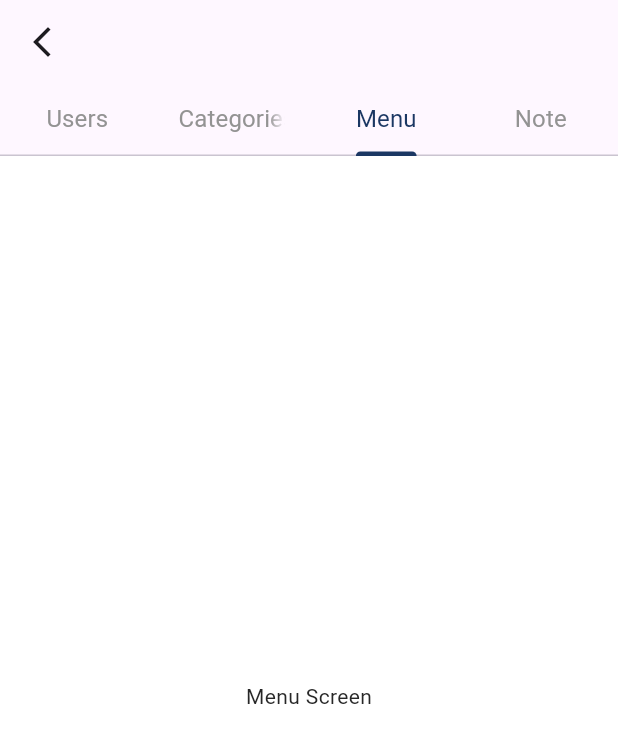
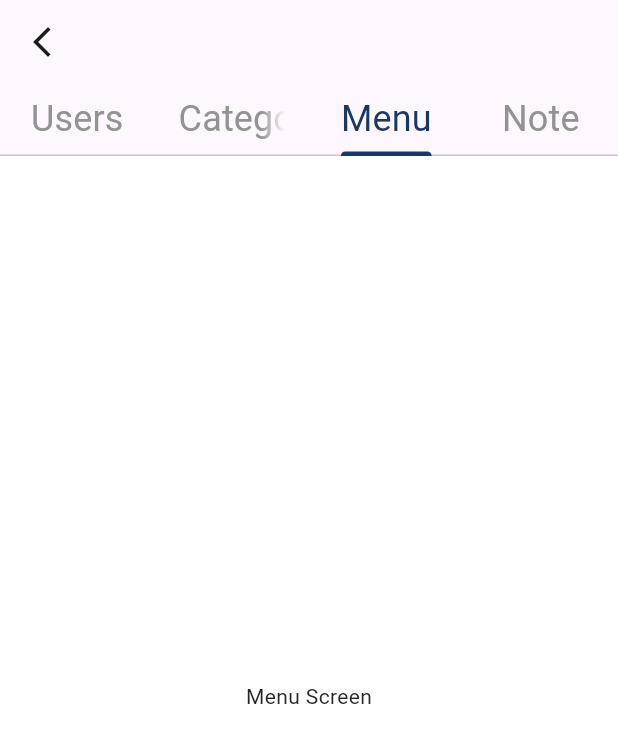
Before and after one commit to kooo12/Restaurant_POS, a Flutter app: the screen it shows after launch, tab 3 chosen, after a tap on the "arrow back ios new" icon, on a phone screen of 412 x 824 dp. Shown: the top 743 px of the screen. Run offline on Flutter 3.47's test engine with Material 3 defaults, Android fonts, the light colour scheme and no system bars; our stand-ins replace get.

Commit message:
category

```diff
--- a/lib/app.dart
+++ b/lib/app.dart
@@ -1,5 +1,6 @@
 import 'package:flutter/material.dart';
-import 'package:restruant_pos/category_confi.dart';
+import 'package:get/get.dart';
+import 'package:restruant_pos/home_screen.dart';
 import 'package:restruant_pos/utils/constant/texts_strings.dart';
 import 'package:restruant_pos/utils/theme/theme.dart';
 
@@ -8,13 +9,13 @@ class App extends StatelessWidget {
 
   @override
   Widget build(BuildContext context) {
-    return MaterialApp(
+    return GetMaterialApp(
       title: TpsTexts.appName,
       themeMode: ThemeMode.system,
       theme: TpsTheme.lightTheme,
       darkTheme: TpsTheme.darkTheme,
       debugShowCheckedModeBanner: false,
-      home: const CategoryConfigation(),
+      home: const HomeScreen(),
     );
   }
 }
--- /dev/null
+++ b/lib/features/configuaration/screen/category_configuration.dart
@@ -0,0 +1,32 @@
+import 'package:flutter/material.dart';
+import 'package:get/get.dart';
+import 'package:restruant_pos/features/configuaration/controller/category_controller.dart';
+import 'package:restruant_pos/features/configuaration/widgets/category_form.dart';
+import 'package:restruant_pos/features/configuaration/widgets/category_list.dart';
+import 'package:restruant_pos/utils/constant/sizes.dart';
+
+class CategoriesConfiguration extends StatelessWidget {
+  const CategoriesConfiguration({super.key});
+
+  @override
+  Widget build(BuildContext context) {
+    final controller = Get.put(CategoryController());
+    return Scaffold(
+      body: Padding(
+        padding: const EdgeInsets.symmetric(
+            horizontal: TpsSizes.md, vertical: TpsSizes.defaultSpace),
+        child: Row(
+          mainAxisAlignment: MainAxisAlignment.spaceEvenly,
+          children: [
+            // Form Field
+            CategoryFormField(controller: controller,),
+
+            // Category ListView
+            CategoryList( controller: controller,
+                )
+          ],
+        ),
+      ),
+    );
+  }
+}
--- /dev/null
+++ b/lib/features/configuaration/widgets/category_form.dart
@@ -0,0 +1,52 @@
+import 'package:flutter/material.dart';
+import 'package:get/get.dart';
+import 'package:restruant_pos/features/configuaration/controller/category_controller.dart';
+import 'package:restruant_pos/utils/constant/colors.dart';
+import 'package:restruant_pos/utils/constant/sizes.dart';
+import 'package:restruant_pos/utils/constant/texts_strings.dart';
+import 'package:restruant_pos/utils/validators/validation.dart';
+
+class CategoryFormField extends StatelessWidget {
+   const CategoryFormField({
+    super.key, required this.controller,
+  });
+final CategoryController controller;
+  @override
+  Widget build(BuildContext context) {
+    return SizedBox(
+      width: 300,
+      child: Form(
+        key: controller.categoryFormKey,
+        child: Column(
+        children: [
+          TextFormField(
+            controller: controller.categoryName,
+            validator: (value){return TpsValidator.validateEmptyText('Category Name', value);},
+            decoration: const InputDecoration(
+              label: Text(TpsTexts.categoryLabel)
+            ),
+          ),
+          const SizedBox(height: TpsSizes.spaceBtwInputFields,),
+          TextFormField(
+            controller: controller.remark,
+            decoration: const InputDecoration(
+              label: Text(TpsTexts.remark)
+            ),
+          ),
+          const SizedBox(height: TpsSizes.spaceBtwInputFields,),
+          Row(
+            children: [
+              Obx(() => Checkbox(value: controller.checkboxValue.value, onChanged: (value){controller.checkboxValue.value = value!;})),
+              Text('Active',style: Theme.of(context).textTheme.bodyLarge,),
+            ],
+          ),
+          const SizedBox(height: TpsSizes.spaceBtwItems,),
+          SizedBox(
+            width: double.infinity,
+            child: ElevatedButton(onPressed: () => controller.addCategory()
+            , child: Text('Add Category',style: Theme.of(context).textTheme.bodyMedium!.copyWith(color: TpsColors.white),)))
+        ],
+      )),
+    );
+  }
+}
--- /dev/null
+++ b/lib/features/configuaration/widgets/category_list.dart
@@ -0,0 +1,46 @@
+import 'package:flutter/material.dart';
+import 'package:get/get.dart';
+import 'package:restruant_pos/features/configuaration/controller/category_controller.dart';
+import 'package:restruant_pos/features/configuaration/widgets/update_dialog.dart';
+import 'package:restruant_pos/utils/helpers/helper_functions.dart';
+
+class CategoryList extends StatelessWidget {
+  const CategoryList({
+    super.key,
+    required this.controller,
+  });
+
+  final CategoryController controller;
+
+  @override
+  Widget build(BuildContext context) {
+    return SizedBox(
+      width: TpsHelperFunctions.screenWidth() * 0.6,
+      child: Obx(
+        () => ListView.builder(
+            itemCount: controller.categories.length,
+            itemBuilder: (context, index) {
+              return GestureDetector(
+                onTap: () {
+                  controller.categoryName.text = controller.categories[index];
+                  updateCategory(controller.categories[index], controller,index);
+                },
+                child: Card(
+                    child: ListTile(
+                  title: Text(controller.categories[index]),
+                  trailing: IconButton(
+                      onPressed: () => TpsHelperFunctions.showAlert(
+                          'Delete?',
+                          'Are you sure, you want to delete?',
+                          () => controller.deleteCategory(index)),
+                      icon: const Icon(
+                        Icons.delete,
+                        color: Colors.red,
+                      )),
+                )),
+              );
+            }),
+      ),
+    );
+  }
+}
--- a/lib/category_confi.dart
+++ b/lib/home_screen.dart
@@ -1,9 +1,11 @@
 import 'package:flutter/material.dart';
+import 'package:restruant_pos/features/configuaration/screen/category_configuration.dart';
 import 'package:restruant_pos/utils/constant/colors.dart';
+import 'package:restruant_pos/utils/constant/sizes.dart';
 import 'package:restruant_pos/utils/helpers/helper_functions.dart';
 
-class CategoryConfigation extends StatelessWidget {
-  const CategoryConfigation({super.key});
+class HomeScreen extends StatelessWidget {
+  const HomeScreen({super.key});
 
   @override
   Widget build(BuildContext context) {
@@ -13,11 +15,12 @@ class CategoryConfigation extends StatelessWidget {
       length: 4,
       child: Scaffold(
         appBar: AppBar(
-          leading: IconButton(onPressed: (){}, icon: Icon(Icons.arrow_back_ios_new)),
+          leading: IconButton(onPressed: (){}, icon: const Icon(Icons.arrow_back_ios_new)), // Leading is temporary
           bottom: TabBar(
-          indicatorColor: TpsColors.primary,
-          unselectedLabelColor: TpsColors.darkGrey,
+          indicatorColor: dark ? TpsColors.blue : TpsColors.primary,
+          unselectedLabelColor:TpsColors.darkGrey,
           labelColor: dark ? TpsColors.white : TpsColors.primary,
+          labelStyle: const TextStyle(fontSize: TpsSizes.lg),
           tabs: const <Widget>[
             Tab(
               text: 'Users',
@@ -34,7 +37,7 @@ class CategoryConfigation extends StatelessWidget {
           ],),),
           body: const TabBarView(children: <Widget>[
             Center(child: Text('UserScreen'),),
-            Center(child: Text('CategoryConfi'),),
+            CategoriesConfiguration(),
             Center(child: Text('Menu Screen'),),
             Center(child: Text('Note Screen'),),
           ]),
--- a/lib/utils/constant/colors.dart
+++ b/lib/utils/constant/colors.dart
@@ -20,6 +20,12 @@ class TpsColors{
   static const Color buttonSecondary = Color(0xFF6C757D);
   static const Color buttonDisabled = Color(0xFFC4C4C4);
 
+    // Error and validation colors
+  static const Color error = Color(0xFFD32F2F);
+  static const Color success = Color(0xFF388E3C);
+  static const Color warning = Color(0xFFF57C00);
+  static const Color info = Color(0xFF1976D2);
+
   // Neutral Shades
   static const Color black = Color(0xFF232323);
   static const Color darkerGrey = Color(0xFF4F4F4F);
--- a/lib/utils/constant/texts_strings.dart
+++ b/lib/utils/constant/texts_strings.dart
@@ -1,3 +1,6 @@
 class TpsTexts {
   static const String appName = 'TPS POS System';
+
+  static const String categoryLabel = 'Category Name';
+  static const String remark = 'Remark';
 }
--- a/lib/utils/theme/theme.dart
+++ b/lib/utils/theme/theme.dart
@@ -1,6 +1,8 @@
 import 'package:flutter/material.dart';
 import 'package:restruant_pos/utils/constant/colors.dart';
+import 'package:restruant_pos/utils/theme/widgets_theme/checkbox_theme.dart';
 import 'package:restruant_pos/utils/theme/widgets_theme/elevated_button_theme.dart';
+import 'package:restruant_pos/utils/theme/widgets_theme/text_field_theme.dart';
 import 'package:restruant_pos/utils/theme/widgets_theme/text_theme.dart';
 
 class TpsTheme {
@@ -13,6 +15,8 @@ class TpsTheme {
     textTheme: TpsTextTheme.lightTextTheme,
     scaffoldBackgroundColor: TpsColors.white,
     elevatedButtonTheme: TpsElevatedButtonTheme.lightElevatedButtonTheme,
+    inputDecorationTheme: TpsTextFormFieldTheme.lightInputDecorationTheme,
+    checkboxTheme: TpsCheckboxTheme.lightCheckboxTheme
   );
 
   static ThemeData darkTheme = ThemeData(
@@ -22,5 +26,7 @@ class TpsTheme {
     textTheme: TpsTextTheme.darkTextTheme,
     scaffoldBackgroundColor: TpsColors.dark,
     elevatedButtonTheme: TpsElevatedButtonTheme.darkElevatedButtonTheme,
+    inputDecorationTheme: TpsTextFormFieldTheme.darkInputDecorationTheme,
+    checkboxTheme: TpsCheckboxTheme.darkCheckboxTheme
   );
 }
--- /dev/null
+++ b/lib/utils/theme/widgets_theme/checkbox_theme.dart
@@ -0,0 +1,48 @@
+import 'package:flutter/material.dart';
+import 'package:restruant_pos/utils/constant/colors.dart';
+import 'package:restruant_pos/utils/constant/sizes.dart';
+
+/// Custom Class for Light & Dark Text Themes
+class TpsCheckboxTheme {
+  TpsCheckboxTheme._(); // To avoid creating instances
+
+  /// Customizable Light Text Theme
+  static CheckboxThemeData lightCheckboxTheme = CheckboxThemeData(
+    shape: RoundedRectangleBorder(
+        borderRadius: BorderRadius.circular(TpsSizes.xs)),
+    checkColor: MaterialStateProperty.resolveWith((states) {
+      if (states.contains(MaterialState.selected)) {
+        return TpsColors.white;
+      } else {
+        return TpsColors.black;
+      }
+    }),
+    fillColor: MaterialStateProperty.resolveWith((states) {
+      if (states.contains(MaterialState.selected)) {
+        return TpsColors.primary;
+      } else {
+        return Colors.transparent;
+      }
+    }),
+  );
+
+  /// Customizable Dark Text Theme
+  static CheckboxThemeData darkCheckboxTheme = CheckboxThemeData(
+    shape: RoundedRectangleBorder(
+        borderRadius: BorderRadius.circular(TpsSizes.xs)),
+    checkColor: MaterialStateProperty.resolveWith((states) {
+      if (states.contains(MaterialState.selected)) {
+        return TpsColors.white;
+      } else {
+        return TpsColors.black;
+      }
+    }),
+    fillColor: MaterialStateProperty.resolveWith((states) {
+      if (states.contains(MaterialState.selected)) {
+        return TpsColors.primary;
+      } else {
+        return Colors.transparent;
+      }
+    }),
+  );
+}
--- /dev/null
+++ b/lib/utils/theme/widgets_theme/text_field_theme.dart
@@ -0,0 +1,74 @@
+import 'package:flutter/material.dart';
+import 'package:restruant_pos/utils/constant/colors.dart';
+import 'package:restruant_pos/utils/constant/sizes.dart';
+
+class TpsTextFormFieldTheme {
+  TpsTextFormFieldTheme._();
+
+  static InputDecorationTheme lightInputDecorationTheme = InputDecorationTheme(
+    errorMaxLines: 3,
+    prefixIconColor: TpsColors.darkGrey,
+    suffixIconColor: TpsColors.darkGrey,
+    // constraints: const BoxConstraints.expand(height: TpsSizes.inputFieldHeight),
+    labelStyle: const TextStyle().copyWith(
+        fontSize: TpsSizes.fontSizeMd, color: TpsColors.darkGrey),
+    hintStyle: const TextStyle().copyWith(
+        fontSize: TpsSizes.fontSizeSm, color: TpsColors.darkGrey),
+    errorStyle: const TextStyle().copyWith(fontStyle: FontStyle.normal),
+    floatingLabelStyle:
+        const TextStyle().copyWith(color: TpsColors.black.withOpacity(0.8)),
+    border: const OutlineInputBorder().copyWith(
+      borderRadius: BorderRadius.circular(TpsSizes.inputFieldRadius),
+      borderSide: const BorderSide(width: 1, color: TpsColors.grey),
+    ),
+    enabledBorder: const OutlineInputBorder().copyWith(
+      borderRadius: BorderRadius.circular(TpsSizes.inputFieldRadius),
+      borderSide: const BorderSide(width: 1, color: TpsColors.grey),
+    ),
+    focusedBorder: const OutlineInputBorder().copyWith(
+      borderRadius: BorderRadius.circular(TpsSizes.inputFieldRadius),
+      borderSide: const BorderSide(width: 1, color: TpsColors.dark),
+    ),
+    errorBorder: const OutlineInputBorder().copyWith(
+      borderRadius: BorderRadius.circular(TpsSizes.inputFieldRadius),
+      borderSide: const BorderSide(width: 1, color: TpsColors.warning),
+    ),
+    focusedErrorBorder: const OutlineInputBorder().copyWith(
+      borderRadius: BorderRadius.circular(TpsSizes.inputFieldRadius),
+      borderSide: const BorderSide(width: 2, color: TpsColors.warning),
+    ),
+  );
+
+  static InputDecorationTheme darkInputDecorationTheme = InputDecorationTheme(
+    errorMaxLines: 2,
+    prefixIconColor: TpsColors.darkGrey,
+    suffixIconColor: TpsColors.darkGrey,
+    // constraints: const BoxConstraints.expand(height: TpsSizes.inputFieldHeight),
+    labelStyle: const TextStyle().copyWith(
+        fontSize: TpsSizes.fontSizeMd, color: TpsColors.darkGrey),
+    hintStyle: const TextStyle().copyWith(
+        fontSize: TpsSizes.fontSizeSm, color: TpsColors.darkGrey),
+    floatingLabelStyle:
+        const TextStyle().copyWith(color: TpsColors.white.withOpacity(0.8)),
+    border: const OutlineInputBorder().copyWith(
+      borderRadius: BorderRadius.circular(TpsSizes.inputFieldRadius),
+      borderSide: const BorderSide(width: 1, color: TpsColors.darkGrey),
+    ),
+    enabledBorder: const OutlineInputBorder().copyWith(
+      borderRadius: BorderRadius.circular(TpsSizes.inputFieldRadius),
+      borderSide: const BorderSide(width: 1, color: TpsColors.darkGrey),
+    ),
+    focusedBorder: const OutlineInputBorder().copyWith(
+      borderRadius: BorderRadius.circular(TpsSizes.inputFieldRadius),
+      borderSide: const BorderSide(width: 1, color: TpsColors.white),
+    ),
+    errorBorder: const OutlineInputBorder().copyWith(
+      borderRadius: BorderRadius.circular(TpsSizes.inputFieldRadius),
+      borderSide: const BorderSide(width: 1, color: TpsColors.warning),
+    ),
+    focusedErrorBorder: const OutlineInputBorder().copyWith(
+      borderRadius: BorderRadius.circular(TpsSizes.inputFieldRadius),
+      borderSide: const BorderSide(width: 2, color: TpsColors.warning),
+    ),
+  );
+}
```
Also changed, not shown: lib/features/configuaration/controller/category_controller.dart (added, +38 -0 lines), lib/features/configuaration/widgets/update_dialog.dart (added, +34 -0 lines), lib/utils/helpers/helper_functions.dart (+26 -7 lines), lib/utils/validators/validation.dart (added, +69 -0 lines).
